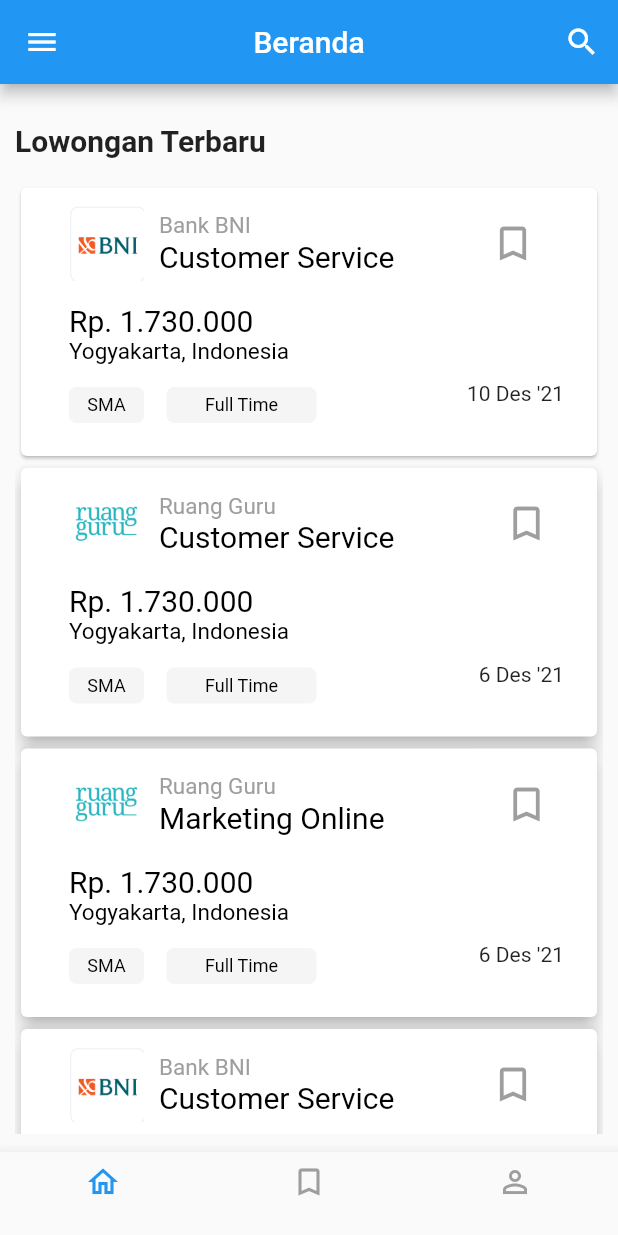
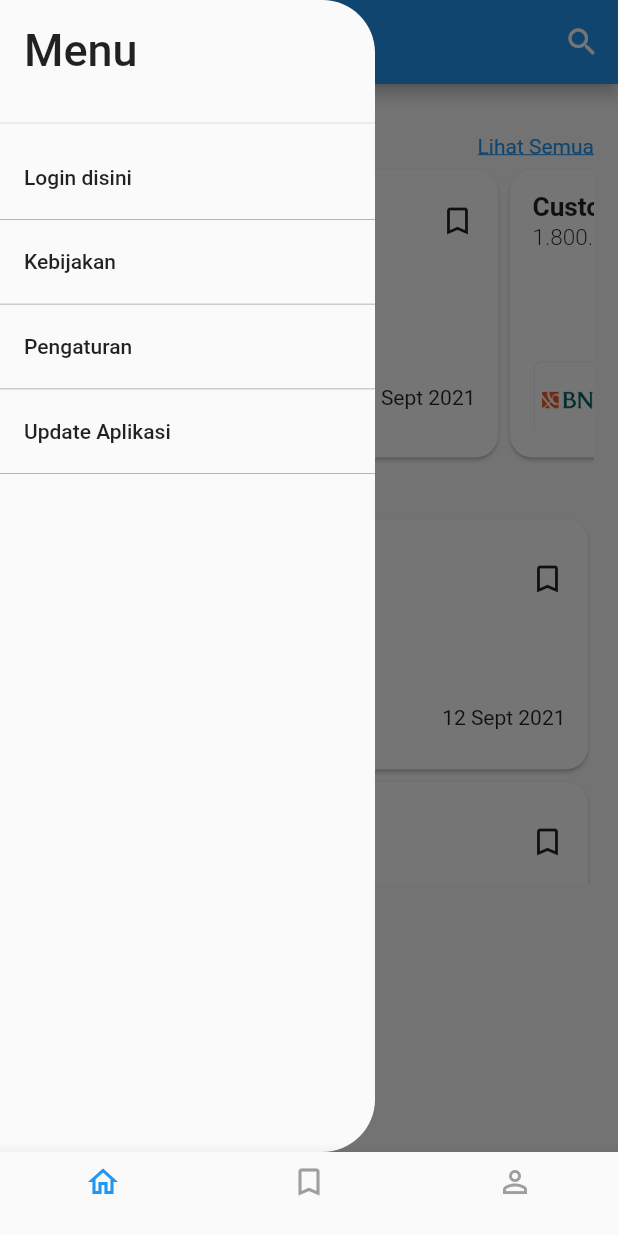
Before and after one commit to nabnab89/JogjaKarir, a Flutter app: the screen it shows after launch, with the side drawer open (before the commit the screen has no drawer), on a phone screen of 412 x 824 dp. Run offline on Flutter 3.47's test engine with Material 2 defaults, Android fonts, the phone set to English and light mode, and no system bars.

Commit message:
Home(Sesudah Login)

```diff
--- a/lib/beranda_tanpa_login.dart
+++ b/lib/beranda_tanpa_login.dart
@@ -1,4 +1,5 @@
 import 'package:flutter/material.dart';
+import 'package:jogja_karir/home_with_login.dart';
 import './home.dart';
 import './bookmark.dart';
 import './profil.dart';
@@ -12,7 +13,7 @@
 
 class _BerandaTanpaLoginState extends State<BerandaTanpaLogin> {
   int _bottomNavCurrentIndex = 0;
-  List<Widget> _container = [new Home(), new Bookmark(), new InformasiProfil()];
+  List<Widget> _container = [new HomeWithLogin(), new Bookmark(), new InformasiProfil()];
 
     @override
   void initState() {
--- a/lib/detail_pekerjaan.dart
+++ b/lib/detail_pekerjaan.dart
@@ -19,7 +19,7 @@
               Container(
                 height: 250,
                 decoration: BoxDecoration(
-                  color: Colors.blue,
+                  color: Color(0xff528FFF),
                   borderRadius: BorderRadius.only(
                     bottomLeft: Radius.circular(10),
                     bottomRight: Radius.circular(10),
--- /dev/null
+++ b/lib/home_with_login.dart
@@ -0,0 +1,331 @@
+import 'package:flutter/material.dart';
+import 'package:jogja_karir/model/job.dart';
+import 'package:jogja_karir/search.dart';
+import 'package:jogja_karir/widgets/divider_line.dart';
+
+import 'kebijakan.dart';
+import 'login.dart';
+
+class HomeWithLogin extends StatelessWidget {
+  final List<Job> jobList = Job.getJob();
+
+  @override
+  Widget build(BuildContext context) {
+    return Scaffold(
+      appBar: AppBar(
+        title: Text('Beranda'),
+        centerTitle: true,
+        actions: [
+          IconButton(
+            icon: Icon(Icons.search),
+            onPressed: () {
+              Navigator.push(context,
+                  MaterialPageRoute(builder: (context) => Search()));
+            },
+          ),
+        ],
+      ),
+      drawer: Container(
+        width: 250,
+        child: ClipRRect(
+          borderRadius: BorderRadius.only(
+              topRight: Radius.circular(35), bottomRight: Radius.circular(35)),
+          child: Drawer(
+            child: ListView(
+              padding: EdgeInsets.zero,
+              children: <Widget>[
+                Container(
+                  height: 90,
+                  child: DrawerHeader(
+                    child: Text(
+                      'Menu',
+                      style: TextStyle(fontSize: 30),
+                    ),
+                  ),
+                ),
+                ListTile(
+                  title: Text('Login disini'),
+                  onTap: () {
+                    Navigator.push(context,
+                        MaterialPageRoute(builder: (context) => Login()));
+                  },
+                ),
+                DividerLine(),
+                ListTile(
+                  title: Text('Kebijakan'),
+                  onTap: () {
+                    Navigator.push(context,
+                        MaterialPageRoute(builder: (context) => Kebijakan()));
+                  },
+                ),
+                DividerLine(),
+                ListTile(
+                  title: Text('Pengaturan'),
+                  onTap: () {
+                    Navigator.pop(context);
+                  },
+                ),
+                DividerLine(),
+                ListTile(
+                  title: Text('Update Aplikasi'),
+                  onTap: () {
+                    Navigator.pop(context);
+                  },
+                ),
+                DividerLine(),
+              ],
+            ),
+          ),
+        ),
+      ),
+      body: Content()
+    );
+  }
+}
+
+class Content extends StatelessWidget {
+  // final List<Movie> movieList = Movie.getMovies();
+  final List<Job> jobList = Job.getJob();
+
+  @override
+  Widget build(BuildContext context) {
+    return Padding(
+      padding: const EdgeInsets.symmetric(horizontal: 16.0, vertical: 30.0),
+      child: ListView(
+        children: <Widget>[
+          Row(
+            mainAxisAlignment: MainAxisAlignment.spaceBetween,
+            children: <Widget>[
+              Text(
+                'Untuk Kamu',
+                style: TextStyle(
+                    fontWeight: FontWeight.w600,
+                    fontSize: 20,
+                    color: Colors.black
+                ),
+              ),
+              Text(
+                'Lihat Semua',
+                style: TextStyle(
+                    color: Colors.blue,
+                    decoration: TextDecoration.underline
+                ),
+              ),
+            ],
+          ),
+          Container(
+            height: 200.0,
+            child: ListView.builder(
+                scrollDirection: Axis.horizontal,
+                itemCount: jobList.length,
+                itemBuilder: (BuildContext context, int index) {
+                  return jobCardTemplate(jobList[index], context);
+                }),
+          ),
+          Container(
+            padding: EdgeInsets.only(top: 10.0),
+            child: Column(
+              crossAxisAlignment: CrossAxisAlignment.start,
+              children: [
+                Text(
+                  'Lowongan Terbaru',
+                  style: TextStyle(
+                      fontWeight: FontWeight.w600,
+                      fontSize: 20,
+                      color: Colors.black
+                  ),
+                ),
+                Container(
+                  height: 247.0,
+                  child: ListView.builder(
+                      itemCount: jobList.length,
+                      itemBuilder: (BuildContext context, int index) {
+                        return jobCardTemplate2(jobList[index], context);
+                      }),
+                ),
+              ],
+            ),
+          ),
+        ],
+      ),
+    );
+  }
+}
+
+Widget jobCardTemplate(Job job, BuildContext context) {
+  return InkWell(
+    child: Container(
+      height: 180,
+      width: 320.0,
+      child: Card(
+        shape: RoundedRectangleBorder(
+          borderRadius: BorderRadius.all(Radius.circular(15))
+        ),
+        elevation: 1,
+        color: Colors.white,
+        child: Padding(
+          padding: EdgeInsets.all(15.0),
+          child: Column(
+            crossAxisAlignment: CrossAxisAlignment.start,
+            mainAxisAlignment: MainAxisAlignment.spaceBetween,
+            children: <Widget>[
+              Row(
+                mainAxisAlignment: MainAxisAlignment.spaceBetween,
+                children: <Widget>[
+                  Column(
+                    crossAxisAlignment: CrossAxisAlignment.start,
+                    mainAxisAlignment: MainAxisAlignment.spaceBetween,
+                    children: [
+                      Text(
+                        job.title,
+                        style: TextStyle(
+                          fontWeight: FontWeight.w600,
+                          fontSize: 17.5
+                        ),
+                      ),
+                      Text(
+                        job.salary,
+                        style: TextStyle(
+                            fontWeight: FontWeight.w300,
+                            fontSize: 15
+                        ),
+                      ),
+                    ],
+                  ),
+                 Icon(Icons.bookmark_border_outlined)
+                ],
+              ),
+              Row(
+                mainAxisAlignment: MainAxisAlignment.spaceBetween,
+                children: [
+                  Row(
+                    children: [
+                      Container(
+                        width: 50,
+                        height: 50,
+                        child: Image(
+                          image: AssetImage(
+                            job.companyImage,
+                          ),
+                        ),
+                      ),
+                      SizedBox(width: 10,),
+                      Column(
+                        crossAxisAlignment: CrossAxisAlignment.start,
+                        children: [
+                          Text(
+                            job.company,
+                            style: TextStyle(
+                              fontWeight: FontWeight.bold,
+                              fontSize: 15,
+                            ),
+                          ),
+                          Text(
+                            job.location,
+                            style: TextStyle(
+                              fontSize: 13,
+                            ),
+                          )
+                        ],
+                      ),
+                    ],
+                  ),
+                  Text(job.publishedAt)
+                ],
+              ),
+            ],
+          ),
+        ),
+      ),
+    ),
+  );
+}
+
+Widget jobCardTemplate2(Job job, BuildContext context) {
+  return InkWell(
+    child: Container(
+      height: 175,
+      width: 320.0,
+      child: Card(
+        shape: RoundedRectangleBorder(
+            borderRadius: BorderRadius.all(Radius.circular(15))
+        ),
+        elevation: 1,
+        color: Colors.white,
+        child: Padding(
+          padding: EdgeInsets.all(15.0),
+          child: Column(
+            crossAxisAlignment: CrossAxisAlignment.start,
+            mainAxisAlignment: MainAxisAlignment.spaceBetween,
+            children: <Widget>[
+              Row(
+                mainAxisAlignment: MainAxisAlignment.spaceBetween,
+                children: [
+                  Row(
+                    children: [
+                      Container(
+                        width: 50,
+                        height: 50,
+                        child: Image(
+                          image: AssetImage(
+                            job.companyImage,
+                          ),
+                        ),
+                      ),
+                      SizedBox(width: 10,),
+                      Column(
+                        crossAxisAlignment: CrossAxisAlignment.start,
+                        children: [
+                          Text(
+                            job.company,
+                            style: TextStyle(
+                              fontSize: 13,
+                            ),
+                          ),
+                          Text(
+                            job.title,
+                            style: TextStyle(
+                              fontWeight: FontWeight.bold,
+                              fontSize: 16,
+                            ),
+                          )
+                        ],
+                      ),
+                    ],
+                  ),
+                  Icon(Icons.bookmark_border_outlined)
+                ],
+              ),
+              Row(
+                mainAxisAlignment: MainAxisAlignment.spaceBetween,
+                children: <Widget>[
+                  Column(
+                    crossAxisAlignment: CrossAxisAlignment.start,
+                    mainAxisAlignment: MainAxisAlignment.spaceBetween,
+                    children: [
+                      Text(
+                        job.salary,
+                        style: TextStyle(
+                            fontWeight: FontWeight.w600,
+                            fontSize: 17.5
+                        ),
+                      ),
+                      Text(
+                        job.location,
+                        style: TextStyle(
+                            fontWeight: FontWeight.w300,
+                            fontSize: 15
+                        ),
+                      ),
+                    ],
+                  ),
+                  Text(job.publishedAt)
+                ],
+              ),
+            ],
+          ),
+        ),
+      ),
+    ),
+  );
+}
--- a/lib/informasi_profil.dart
+++ b/lib/informasi_profil.dart
@@ -1,4 +1,4 @@
-import 'dart:js';
+// import 'dart:js';
 import 'dart:ui';
 
 import 'package:flutter/material.dart';
--- a/lib/informasi_profil2.dart
+++ b/lib/informasi_profil2.dart
@@ -1,4 +1,4 @@
-import 'dart:js';
+// import 'dart:js';
 import 'dart:ui';
 
 import 'package:flutter/material.dart';
--- /dev/null
+++ b/lib/job_slider.dart
@@ -0,0 +1,151 @@
+import 'package:flutter/material.dart';
+import 'model/job.dart';
+
+class JobSlider extends StatelessWidget {
+  // final List<Movie> movieList = Movie.getMovies();
+  final List<Job> jobList = Job.getJob();
+
+  @override
+  Widget build(BuildContext context) {
+    return Padding(
+      padding: const EdgeInsets.symmetric(horizontal: 16.0, vertical: 30.0),
+      child: ListView(
+        children: <Widget>[
+          Row(
+            mainAxisAlignment: MainAxisAlignment.spaceBetween,
+            children: <Widget>[
+              Text(
+                'Untuk Kamu',
+                style: TextStyle(
+                    fontWeight: FontWeight.w600,
+                    fontSize: 20,
+                    color: Colors.black
+                ),
+              ),
+              Text(
+                'Lihat Semua',
+                style: TextStyle(
+                    color: Colors.blue,
+                    decoration: TextDecoration.underline
+                ),
+              ),
+            ],
+          ),
+          Container(
+            height: 190.0,
+            child: ListView.builder(
+                scrollDirection: Axis.horizontal,
+                itemCount: jobList.length,
+                itemBuilder: (BuildContext context, int index) {
+                  return jobCardTemplate(jobList[index], context);
+                }),
+          ),
+          Container(
+            padding: EdgeInsets.only(top: 10.0),
+            child: Column(
+              crossAxisAlignment: CrossAxisAlignment.start,
+              children: [
+                Text(
+                  'Lowongan Terbaru',
+                  style: TextStyle(
+                      fontWeight: FontWeight.w600,
+                      fontSize: 20,
+                      color: Colors.black
+                  ),
+                ),
+              ],
+            ),
+          ),
+        ],
+      ),
+    );
+  }
+}
+
+Widget jobCardTemplate(Job job, BuildContext context) {
+  return InkWell(
+    child: Container(
+      width: 320.0,
+      child: Card(
+        shape: RoundedRectangleBorder(
+            borderRadius: BorderRadius.all(Radius.circular(15))
+        ),
+        elevation: 1,
+        color: Colors.white,
+        child: Padding(
+          padding: EdgeInsets.all(15.0),
+          child: Column(
+            crossAxisAlignment: CrossAxisAlignment.start,
+            mainAxisAlignment: MainAxisAlignment.spaceBetween,
+            children: <Widget>[
+              Row(
+                mainAxisAlignment: MainAxisAlignment.spaceBetween,
+                children: <Widget>[
+                  Column(
+                    crossAxisAlignment: CrossAxisAlignment.start,
+                    mainAxisAlignment: MainAxisAlignment.spaceBetween,
+                    children: [
+                      Text(
+                        job.title,
+                        style: TextStyle(
+                            fontWeight: FontWeight.w600,
+                            fontSize: 17.5
+                        ),
+                      ),
+                      Text(
+                        job.salary,
+                        style: TextStyle(
+                            fontWeight: FontWeight.w300,
+                            fontSize: 15
+                        ),
+                      ),
+                    ],
+                  ),
+                  Icon(Icons.bookmark_border_outlined)
+                ],
+              ),
+              Row(
+                mainAxisAlignment: MainAxisAlignment.spaceBetween,
+                children: [
+                  Row(
+                    children: [
+                      Container(
+                        width: 50,
+                        height: 50,
+                        child: Image(
+                          image: AssetImage(
+                            job.companyImage,
+                          ),
+                        ),
+                      ),
+                      SizedBox(width: 10,),
+                      Column(
+                        crossAxisAlignment: CrossAxisAlignment.start,
+                        children: [
+                          Text(
+                            job.company,
+                            style: TextStyle(
+                              fontWeight: FontWeight.bold,
+                              fontSize: 15,
+                            ),
+                          ),
+                          Text(
+                            job.location,
+                            style: TextStyle(
+                              fontSize: 13,
+                            ),
+                          )
+                        ],
+                      ),
+                    ],
+                  ),
+                  Text(job.publishedAt)
+                ],
+              ),
+            ],
+          ),
+        ),
+      ),
+    ),
+  );
+}
--- /dev/null
+++ b/lib/model/job.dart
@@ -0,0 +1,60 @@
+class Job {
+  static List<Job> getJob() => [
+    Job(
+        'Junior UX Designer',
+        'Tokopedia', 'Yogyakarta',
+        'Gaji disembunyikan',
+        '12 Sept 2021',
+        ['Full Time', 'Sma'],
+        'Lorem ipsum dolor sit amet, consectetur adipiscing elit. Duis at finibus massa, a scelerisque neque. Etiam rutrum sed arcu eget fringilla. Ut laoreet ullamcorper risus, eu porttitor ligula faucibus euismod. Sed dui quam, pellentesque eu diam sit amet, placerat rutrum nibh. Ut tellus felis, lobortis non accumsan in, sodales non nisi. Morbi non venenatis odio. Etiam vitae fermentum est.',
+        'Proin a mi sit amet est condimentum interdum. Fusce id maximus diam. Integer id lacinia quam. Mauris tellus felis, volutpat at turpis nec, tempus facilisis felis. Nulla facilisi. Donec malesuada ante id libero imperdiet, vitae blandit lectus dapibus. Donec fringilla tortor vitae dui commodo lacinia. Nam dictum finibus libero, nec porttitor libero placerat et. Cras nec tristique orci. Donec et commodo velit, at porttitor massa. Mauris rhoncus faucibus faucibus. Nulla vitae mauris et tellus maximus mattis. Sed eu blandit enim.',
+        'Proin a mi sit amet est condimentum interdum. Fusce id maximus diam. Integer id lacinia quam. Mauris tellus felis, volutpat at turpis nec, tempus facilisis felis. Nulla facilisi. Donec malesuada ante id libero imperdiet, vitae blandit lectus dapibus. Donec fringilla tortor vitae dui commodo lacinia. Nam dictum finibus libero, nec porttitor libero placerat et. Cras nec tristique orci. Donec et commodo velit, at porttitor massa. Mauris rhoncus faucibus faucibus. Nulla vitae mauris et tellus maximus mattis. Sed eu blandit enim.',
+        'images/tokped.png'
+    ),
+    Job(
+        'Customer Service',
+        'Bank Bni', 'Jakarta',
+        '1.800.000',
+        '15 April 2021',
+        ['Full Time', 'SMA'],
+        'Lorem ipsum dolor sit amet, consectetur adipiscing elit. Duis at finibus massa, a scelerisque neque. Etiam rutrum sed arcu eget fringilla. Ut laoreet ullamcorper risus, eu porttitor ligula faucibus euismod. Sed dui quam, pellentesque eu diam sit amet, placerat rutrum nibh. Ut tellus felis, lobortis non accumsan in, sodales non nisi. Morbi non venenatis odio. Etiam vitae fermentum est.',
+        'Proin a mi sit amet est condimentum interdum. Fusce id maximus diam. Integer id lacinia quam. Mauris tellus felis, volutpat at turpis nec, tempus facilisis felis. Nulla facilisi. Donec malesuada ante id libero imperdiet, vitae blandit lectus dapibus. Donec fringilla tortor vitae dui commodo lacinia. Nam dictum finibus libero, nec porttitor libero placerat et. Cras nec tristique orci. Donec et commodo velit, at porttitor massa. Mauris rhoncus faucibus faucibus. Nulla vitae mauris et tellus maximus mattis. Sed eu blandit enim.',
+        'Proin a mi sit amet est condimentum interdum. Fusce id maximus diam. Integer id lacinia quam. Mauris tellus felis, volutpat at turpis nec, tempus facilisis felis. Nulla facilisi. Donec malesuada ante id libero imperdiet, vitae blandit lectus dapibus. Donec fringilla tortor vitae dui commodo lacinia. Nam dictum finibus libero, nec porttitor libero placerat et. Cras nec tristique orci. Donec et commodo velit, at porttitor massa. Mauris rhoncus faucibus faucibus. Nulla vitae mauris et tellus maximus mattis. Sed eu blandit enim.',
+        'images/bni.png'
+    ),
+    Job(
+        'Customer Service',
+        'Ruangguru', 'Jakarta',
+        '1.800.000',
+        '15 April 2021',
+        ['Full Time', 'SMA'],
+        'Lorem ipsum dolor sit amet, consectetur adipiscing elit. Duis at finibus massa, a scelerisque neque. Etiam rutrum sed arcu eget fringilla. Ut laoreet ullamcorper risus, eu porttitor ligula faucibus euismod. Sed dui quam, pellentesque eu diam sit amet, placerat rutrum nibh. Ut tellus felis, lobortis non accumsan in, sodales non nisi. Morbi non venenatis odio. Etiam vitae fermentum est.',
+        'Proin a mi sit amet est condimentum interdum. Fusce id maximus diam. Integer id lacinia quam. Mauris tellus felis, volutpat at turpis nec, tempus facilisis felis. Nulla facilisi. Donec malesuada ante id libero imperdiet, vitae blandit lectus dapibus. Donec fringilla tortor vitae dui commodo lacinia. Nam dictum finibus libero, nec porttitor libero placerat et. Cras nec tristique orci. Donec et commodo velit, at porttitor massa. Mauris rhoncus faucibus faucibus. Nulla vitae mauris et tellus maximus mattis. Sed eu blandit enim.',
+        'Proin a mi sit amet est condimentum interdum. Fusce id maximus diam. Integer id lacinia quam. Mauris tellus felis, volutpat at turpis nec, tempus facilisis felis. Nulla facilisi. Donec malesuada ante id libero imperdiet, vitae blandit lectus dapibus. Donec fringilla tortor vitae dui commodo lacinia. Nam dictum finibus libero, nec porttitor libero placerat et. Cras nec tristique orci. Donec et commodo velit, at porttitor massa. Mauris rhoncus faucibus faucibus. Nulla vitae mauris et tellus maximus mattis. Sed eu blandit enim.',
+        'images/ruangguru.png'
+    ),
+  ];
+  late String title;
+  late String company;
+  late String location;
+  late String salary;
+  late String publishedAt;
+  late List<String> category;
+  late String description;
+  late String syaratUmum;
+  late String syaratKhusus;
+  late String companyImage;
+
+  Job(
+      this.title,
+      this.company,
+      this.location,
+      this.salary,
+      this.publishedAt,
+      this.category,
+      this.description,
+      this.syaratUmum,
+      this.syaratKhusus,
+      this.companyImage
+      );
+}
--- /dev/null
+++ b/lib/widgets/divider_line.dart
@@ -0,0 +1,10 @@
+import 'package:flutter/material.dart';
+class DividerLine extends StatelessWidget {
+  @override
+  Widget build(BuildContext context) {
+    return Container(
+      height: 0.5,
+      color: Colors.grey,
+    );
+  }
+}
```
